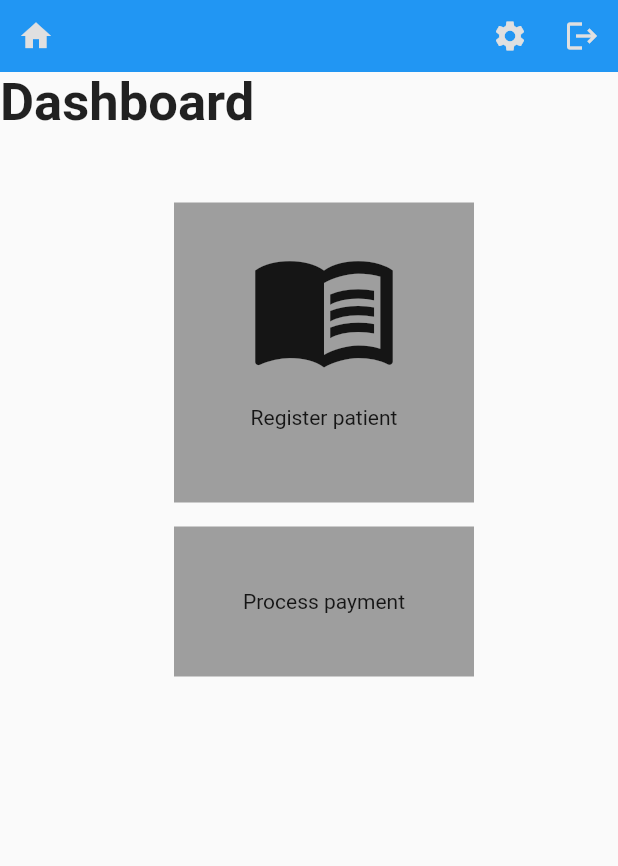
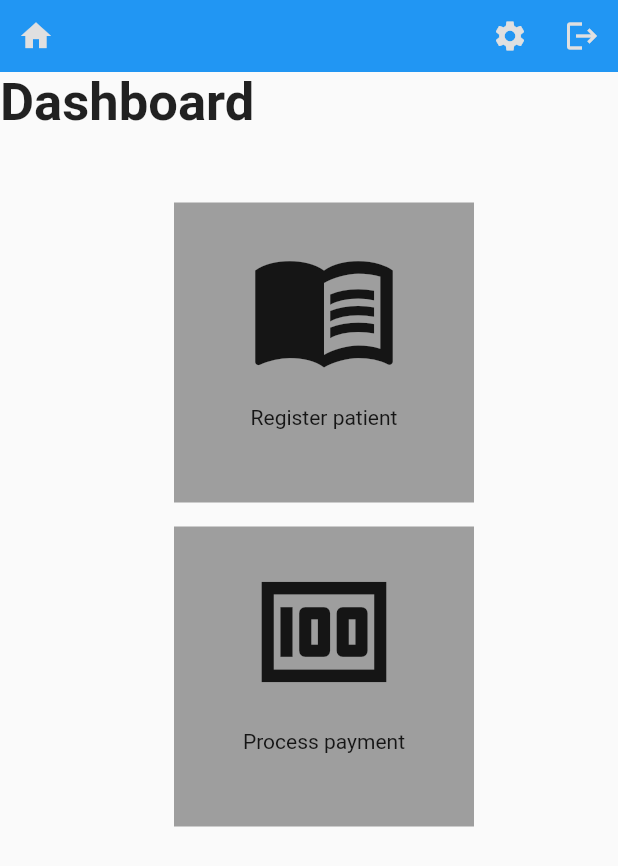
Before and after one commit to ksch-workflows/hospital-administration, a Flutter app: the screen it shows after launch, on a phone screen of 412 x 824 dp. Shown: the top 866 px of the screen. Run offline on Flutter 3.47's test engine with Material 2 defaults, Android fonts, the phone set to English and light mode, and no system bars.

Commit message:
WIP  [ci skip]

```diff
--- a/registration/lib/dashboard.dart
+++ b/registration/lib/dashboard.dart
@@ -24,7 +24,28 @@ class RegistrationDashboard extends StatelessWidget {
             child: Wrap(
               alignment: WrapAlignment.start,
               children: [
-                Padding(
+                OpenActivityTitle(icon: Icons.menu_book, title: "Register patient"),
+                OpenActivityTitle(icon: Icons.money, title: "Process payment"),
+              ],
+            ),
+          ),
+        ),
+      ],
+    );
+  }
+}
+
+class OpenActivityTitle extends StatelessWidget {
+  final IconData icon;
+  final String title;
+
+  OpenActivityTitle({@required this.icon, @required this.title})
+      : assert(icon != null),
+        assert(title != null);
+
+  @override
+  Widget build(BuildContext context) {
+    return Padding(
       padding: EdgeInsets.fromLTRB(16, 16, 0, 0),
       child: InkWell(
         child: Ink(
@@ -36,43 +57,19 @@ class RegistrationDashboard extends StatelessWidget {
             child: Column(
               children: [
                 Icon(
-                              Icons.menu_book,
+                  icon,
                   size: 100,
                 ),
-                            SizedBox(height: 15,),
-                            Text("Register patient"),
+                SizedBox(
+                  height: 15,
+                ),
+                Text(title),
               ],
             ),
           ),
         ),
-                    onTap: () => print("TODO: Open 'Register patient' screen."),
+        onTap: () => print("TODO: Open '$title' screen."),
       ),
-                ),
-                Padding(
-                  padding: EdgeInsets.fromLTRB(16, 16, 0, 0),
-                  child: Ink(
-                    color: Colors.grey,
-                    width: 200.0,
-                    height: 100.0,
-                    child: InkWell(
-                        onTap: () {},
-                        child: Center(
-                          child: Text('Process payment'),
-                        )),
-                  ),
-                ),
-              ],
-            ),
-          ),
-        ),
-      ],
     );
   }
 }
-
-class OpenActivityTitle extends StatelessWidget {
-  @override
-  Widget build(BuildContext context) {
-    return Container();
-  }
-}
```
Lines whose indentation alone changed are shown as unchanged.
